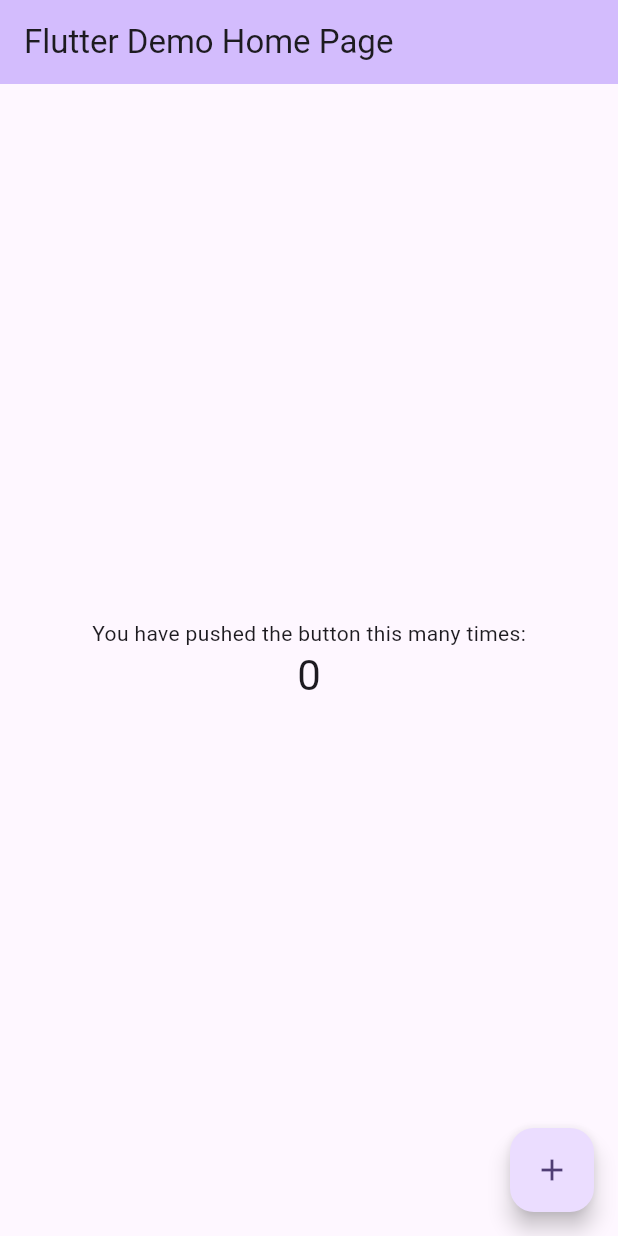
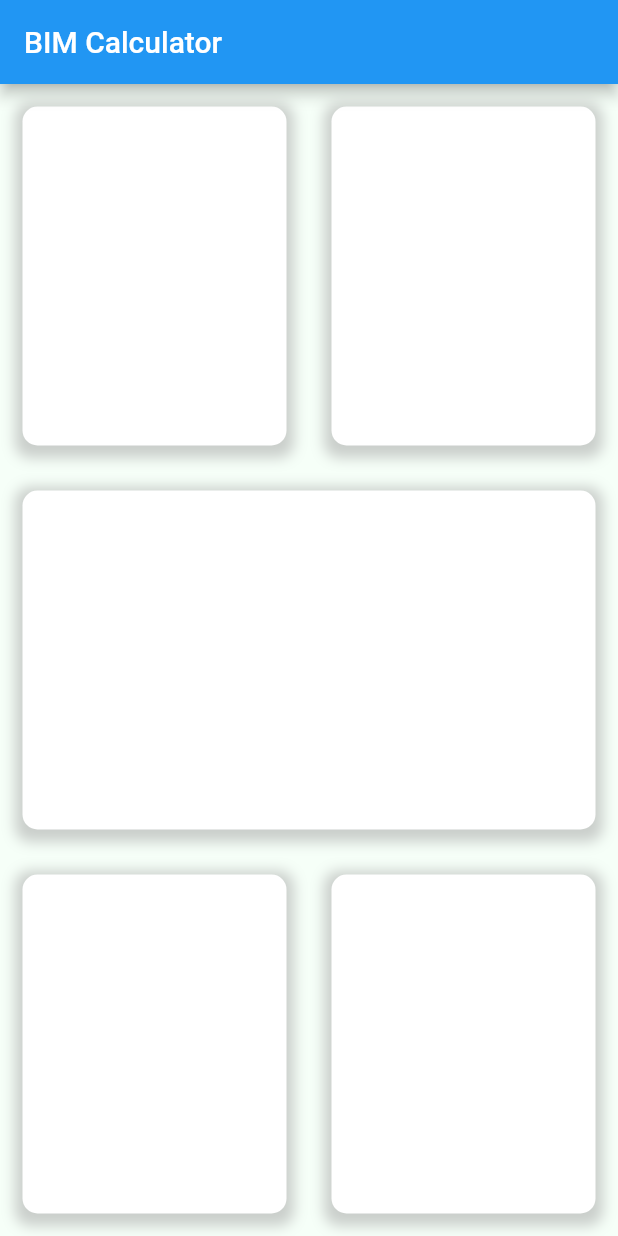
Before and after one commit to ainwg/bmi_calculator_app, a Flutter app: the screen it shows after launch, on a phone screen of 412 x 824 dp. Run offline on Flutter 3.47's test engine with Material 2 defaults, Android fonts, the phone set to English and light mode, and no system bars.

Commit message:
Build container

```diff
--- a/lib/main.dart
+++ b/lib/main.dart
@@ -1,125 +1,21 @@
 import 'package:flutter/material.dart';
+import 'main_screen.dart';
 
 void main() {
-  runApp(const MyApp());
+  runApp(MyApp());
 }
 
 class MyApp extends StatelessWidget {
-  const MyApp({super.key});
 
   // This widget is the root of your application.
   @override
   Widget build(BuildContext context) {
     return MaterialApp(
-      title: 'Flutter Demo',
       theme: ThemeData(
-        // This is the theme of your application.
-        //
-        // TRY THIS: Try running your application with "flutter run". You'll see
-        // the application has a blue toolbar. Then, without quitting the app,
-        // try changing the seedColor in the colorScheme below to Colors.green
-        // and then invoke "hot reload" (save your changes or press the "hot
-        // reload" button in a Flutter-supported IDE, or press "r" if you used
-        // the command line to start the app).
-        //
-        // Notice that the counter didn't reset back to zero; the application
-        // state is not lost during the reload. To reset the state, use hot
-        // restart instead.
-        //
-        // This works for code too, not just values: Most code changes can be
-        // tested with just a hot reload.
-        colorScheme: ColorScheme.fromSeed(seedColor: Colors.deepPurple),
-        useMaterial3: true,
+        primaryColor: Color(0xFFf6FFf8),
+        scaffoldBackgroundColor: Color(0xFFf6FFf8)
       ),
-      home: const MyHomePage(title: 'Flutter Demo Home Page'),
+      home: MainScreen()
     );
   }
 }
-
-class MyHomePage extends StatefulWidget {
-  const MyHomePage({super.key, required this.title});
-
-  // This widget is the home page of your application. It is stateful, meaning
-  // that it has a State object (defined below) that contains fields that affect
-  // how it looks.
-
-  // This class is the configuration for the state. It holds the values (in this
-  // case the title) provided by the parent (in this case the App widget) and
-  // used by the build method of the State. Fields in a Widget subclass are
-  // always marked "final".
-
-  final String title;
-
-  @override
-  State<MyHomePage> createState() => _MyHomePageState();
-}
-
-class _MyHomePageState extends State<MyHomePage> {
-  int _counter = 0;
-
-  void _incrementCounter() {
-    setState(() {
-      // This call to setState tells the Flutter framework that something has
-      // changed in this State, which causes it to rerun the build method below
-      // so that the display can reflect the updated values. If we changed
-      // _counter without calling setState(), then the build method would not be
-      // called again, and so nothing would appear to happen.
-      _counter++;
-    });
-  }
-
-  @override
-  Widget build(BuildContext context) {
-    // This method is rerun every time setState is called, for instance as done
-    // by the _incrementCounter method above.
-    //
-    // The Flutter framework has been optimized to make rerunning build methods
-    // fast, so that you can just rebuild anything that needs updating rather
-    // than having to individually change instances of widgets.
-    return Scaffold(
-      appBar: AppBar(
-        // TRY THIS: Try changing the color here to a specific color (to
-        // Colors.amber, perhaps?) and trigger a hot reload to see the AppBar
-        // change color while the other colors stay the same.
-        backgroundColor: Theme.of(context).colorScheme.inversePrimary,
-        // Here we take the value from the MyHomePage object that was created by
-        // the App.build method, and use it to set our appbar title.
-        title: Text(widget.title),
-      ),
-      body: Center(
-        // Center is a layout widget. It takes a single child and positions it
-        // in the middle of the parent.
-        child: Column(
-          // Column is also a layout widget. It takes a list of children and
-          // arranges them vertically. By default, it sizes itself to fit its
-          // children horizontally, and tries to be as tall as its parent.
-          //
-          // Column has various properties to control how it sizes itself and
-          // how it positions its children. Here we use mainAxisAlignment to
-          // center the children vertically; the main axis here is the vertical
-          // axis because Columns are vertical (the cross axis would be
-          // horizontal).
-          //
-          // TRY THIS: Invoke "debug painting" (choose the "Toggle Debug Paint"
-          // action in the IDE, or press "p" in the console), to see the
-          // wireframe for each widget.
-          mainAxisAlignment: MainAxisAlignment.center,
-          children: <Widget>[
-            const Text(
-              'You have pushed the button this many times:',
-            ),
-            Text(
-              '$_counter',
-              style: Theme.of(context).textTheme.headlineMedium,
-            ),
-          ],
-        ),
-      ),
-      floatingActionButton: FloatingActionButton(
-        onPressed: _incrementCounter,
-        tooltip: 'Increment',
-        child: const Icon(Icons.add),
-      ), // This trailing comma makes auto-formatting nicer for build methods.
-    );
-  }
-}
--- /dev/null
+++ b/lib/main_screen.dart
@@ -0,0 +1,73 @@
+import 'package:flutter/material.dart';
+
+class MainScreen extends StatefulWidget {
+  @override
+  State<MainScreen> createState() => _MainScreenState();
+}
+
+class _MainScreenState extends State<MainScreen> {
+  @override
+  Widget build(BuildContext context) {
+    return Scaffold(
+      appBar: AppBar(
+        title: Text("BIM Calculator"),
+      ),
+      body: Column(
+        children: <Widget>[
+          Expanded(
+            child: Row(
+              children: <Widget>[
+                Expanded(
+                  child: ContainerBox(),
+                ),
+                Expanded(
+                  child: ContainerBox(),
+                ),
+              ],
+            ),
+          ),
+          Expanded(
+            child: ContainerBox(),
+          ),
+          Expanded(
+            child: Row(
+              children: <Widget>[
+                Expanded(
+                  child: ContainerBox(),
+                ),
+                Expanded(
+                  child: ContainerBox(),
+                ),
+              ],
+            ),
+          ),
+        ],
+      ),
+    );
+  }
+}
+
+class ContainerBox extends StatelessWidget {
+  const ContainerBox({
+    super.key,
+  });
+
+  @override
+  Widget build(BuildContext context) {
+    return Container(
+      margin: EdgeInsets.all(15.0),
+      decoration: BoxDecoration(
+        borderRadius: BorderRadius.circular(10.0),
+        color: Color(0xFFffffff),
+        boxShadow: [
+          BoxShadow(
+            color: Colors.grey.withOpacity(0.5),
+            spreadRadius: 5.0,
+            blurRadius: 7.0,
+            offset: Offset(0,3),
+          ),
+        ],
+      ),
+    );
+  }
+}
```
